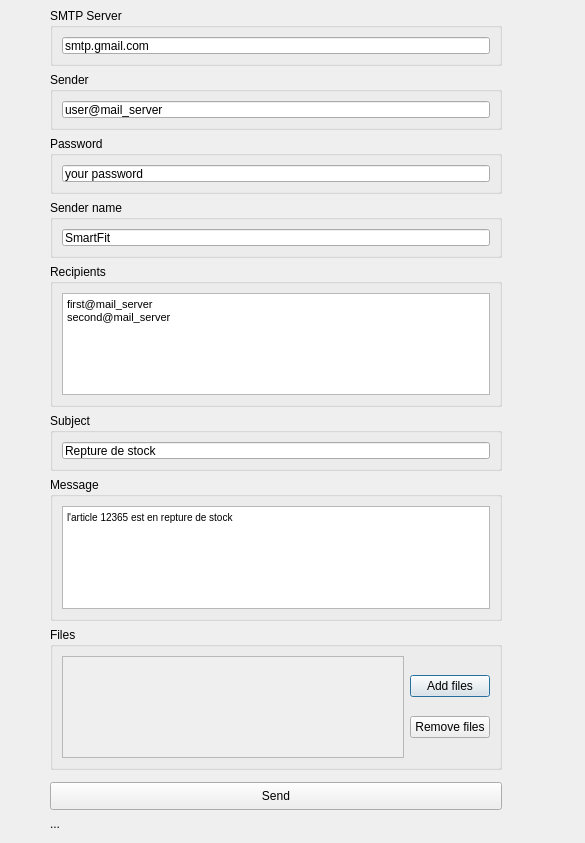
Before: the Qt Designer form mail.ui in 24-25PCPP2A27/projet2a-2a27-smart-clothing-store, drawn with Qt 5.
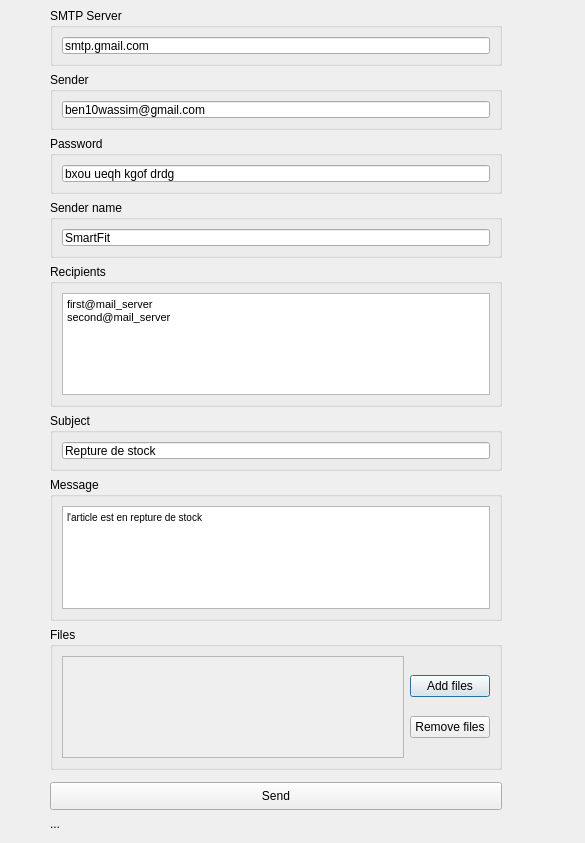
After: the same form once the commit is applied.

Patch:
```diff
--- a/mail.ui
+++ b/mail.ui
@@ -104,7 +104,7 @@
 &lt;html&gt;&lt;head&gt;&lt;meta name=&quot;qrichtext&quot; content=&quot;1&quot; /&gt;&lt;style type=&quot;text/css&quot;&gt;
 p, li { white-space: pre-wrap; }
 &lt;/style&gt;&lt;/head&gt;&lt;body style=&quot; font-family:'MS Shell Dlg 2'; font-size:7.8pt; font-weight:400; font-style:normal;&quot;&gt;
-&lt;p style=&quot; margin-top:0px; margin-bottom:0px; margin-left:0px; margin-right:0px; -qt-block-indent:0; text-indent:0px;&quot;&gt;&lt;span style=&quot; font-family:'MS Shell Dlg 2';&quot;&gt;l'article 12365 est en repture de stock&lt;/span&gt;&lt;/p&gt;&lt;/body&gt;&lt;/html&gt;</string>
+&lt;p style=&quot; margin-top:0px; margin-bottom:0px; margin-left:0px; margin-right:0px; -qt-block-indent:0; text-indent:0px;&quot;&gt;&lt;span style=&quot; font-family:'MS Shell Dlg 2';&quot;&gt;l'article est en repture de stock&lt;/span&gt;&lt;/p&gt;&lt;/body&gt;&lt;/html&gt;</string>
       </property>
      </widget>
     </item>
@@ -126,7 +126,7 @@
     <item>
      <widget class="QLineEdit" name="leSender_2">
       <property name="text">
-       <string>user@mail_server</string>
+       <string>ben10wassim@gmail.com</string>
       </property>
      </widget>
     </item>
@@ -236,7 +236,7 @@
     <item>
      <widget class="QLineEdit" name="lePassword_2">
       <property name="text">
-       <string>your password</string>
+       <string>bxou ueqh kgof drdg</string>
       </property>
      </widget>
     </item>
```
